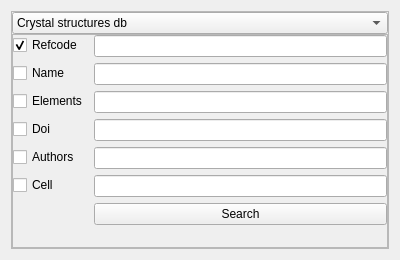
The window that VnE/Source/Extensions/ChemPack/ui/search_dialog.ui (ASID-Production/ASID) describes before a commit, drawn with Qt 5.
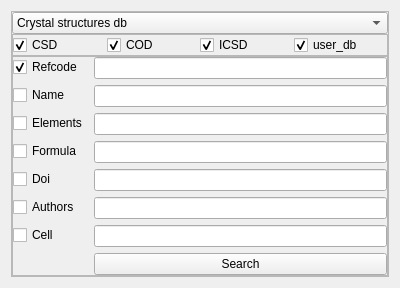
The same window after the commit.

Patch:
```diff
--- a/VnE/Source/Extensions/ChemPack/ui/search_dialog.ui
+++ b/VnE/Source/Extensions/ChemPack/ui/search_dialog.ui
@@ -7,7 +7,7 @@
     <x>0</x>
     <y>0</y>
     <width>400</width>
-    <height>260</height>
+    <height>286</height>
    </rect>
   </property>
   <property name="windowTitle">
@@ -52,6 +52,73 @@
         </item>
        </widget>
       </item>
+      <item>
+       <widget class="QFrame" name="frame_3">
+        <property name="frameShape">
+         <enum>QFrame::Shape::StyledPanel</enum>
+        </property>
+        <property name="frameShadow">
+         <enum>QFrame::Shadow::Raised</enum>
+        </property>
+        <layout class="QHBoxLayout" name="horizontalLayout_2">
+         <property name="spacing">
+          <number>0</number>
+         </property>
+         <property name="leftMargin">
+          <number>0</number>
+         </property>
+         <property name="topMargin">
+          <number>0</number>
+         </property>
+         <property name="rightMargin">
+          <number>0</number>
+         </property>
+         <property name="bottomMargin">
+          <number>0</number>
+         </property>
+         <item>
+          <widget class="QCheckBox" name="CSDchk">
+           <property name="text">
+            <string>CSD</string>
+           </property>
+           <property name="checked">
+            <bool>true</bool>
+           </property>
+          </widget>
+         </item>
+         <item>
+          <widget class="QCheckBox" name="CODchk">
+           <property name="text">
+            <string>COD</string>
+           </property>
+           <property name="checked">
+            <bool>true</bool>
+           </property>
+          </widget>
+         </item>
+         <item>
+          <widget class="QCheckBox" name="ICSDchk">
+           <property name="text">
+            <string>ICSD</string>
+           </property>
+           <property name="checked">
+            <bool>true</bool>
+           </property>
+          </widget>
+         </item>
+         <item>
+          <widget class="QCheckBox" name="user_dbchk">
+           <property name="text">
+            <string>user_db</string>
+           </property>
+           <property name="checked">
+            <bool>true</bool>
+           </property>
+          </widget>
+         </item>
+        </layout>
+       </widget>
+      </item>
       <item>
        <widget class="QFrame" name="frame">
         <property name="frameShape">
@@ -115,7 +182,7 @@
          <item row="2" column="1">
           <widget class="QLineEdit" name="lineEdit_9"/>
          </item>
-         <item row="3" column="0">
+         <item row="4" column="0">
           <widget class="QCheckBox" name="checkBox_10">
            <property name="text">
             <string>Doi</string>
@@ -125,10 +192,10 @@
            </property>
           </widget>
          </item>
-         <item row="3" column="1">
+         <item row="4" column="1">
           <widget class="QLineEdit" name="lineEdit_10"/>
          </item>
-         <item row="4" column="0">
+         <item row="5" column="0">
           <widget class="QCheckBox" name="checkBox_11">
            <property name="text">
             <string>Authors</string>
@@ -138,10 +205,10 @@
            </property>
           </widget>
          </item>
-         <item row="4" column="1">
+         <item row="5" column="1">
           <widget class="QLineEdit" name="lineEdit_11"/>
          </item>
-         <item row="5" column="0">
+         <item row="6" column="0">
           <widget class="QCheckBox" name="checkBox_12">
            <property name="text">
             <string>Cell</string>
@@ -151,10 +218,10 @@
            </property>
           </widget>
          </item>
-         <item row="5" column="1">
-          <widget class="QLineEdit" name="lineEdit_12"/>
-         </item>
          <item row="6" column="1">
+          <widget class="QLineEdit" name="lineEdit_12"/>
+         </item>
+         <item row="7" column="1">
           <widget class="QPushButton" name="pushButton">
            <property name="text">
             <string>Search</string>
@@ -164,6 +231,16 @@
            </property>
           </widget>
          </item>
+         <item row="3" column="0">
+          <widget class="QCheckBox" name="checkBox_13">
+           <property name="text">
+            <string>Formula</string>
+           </property>
+          </widget>
+         </item>
+         <item row="3" column="1">
+          <widget class="QLineEdit" name="lineEdit_13"/>
+         </item>
         </layout>
        </widget>
       </item>
```
